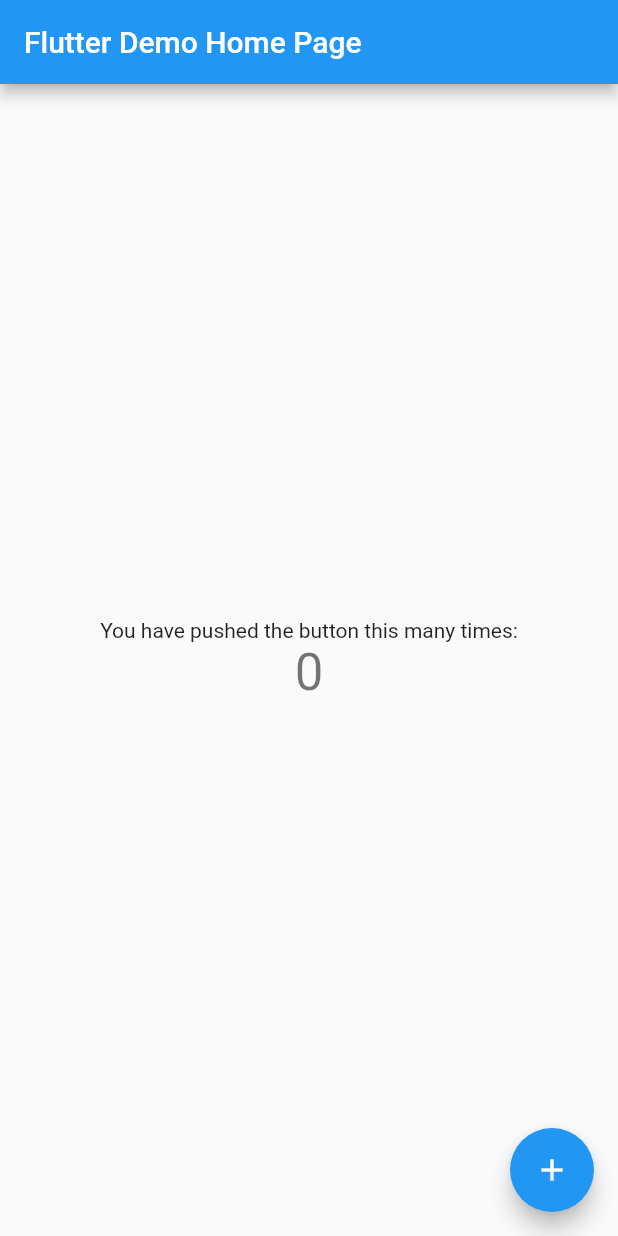
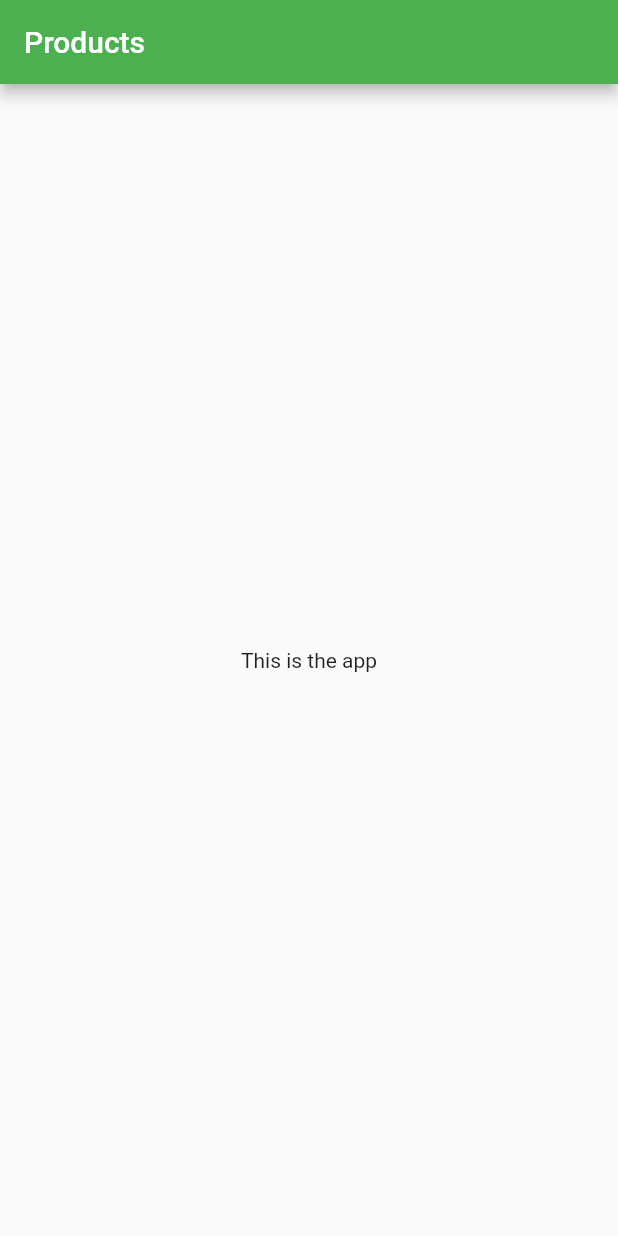
Before and after one commit to Totemi1324/fashion_shop, a Flutter app: the screen it shows after launch, on a phone screen of 412 x 824 dp. Run offline on Flutter 3.47's test engine with Material 2 defaults, Android fonts, the phone set to English and light mode, and no system bars.

Commit message:
Update to empty template

```diff
--- a/lib/main.dart
+++ b/lib/main.dart
@@ -7,109 +7,36 @@ void main() {
 class MyApp extends StatelessWidget {
   const MyApp({super.key});
 
-  // This widget is the root of your application.
   @override
   Widget build(BuildContext context) {
     return MaterialApp(
-      title: 'Flutter Demo',
+      title: 'Shoopifye',
       theme: ThemeData(
-        // This is the theme of your application.
-        //
-        // Try running your application with "flutter run". You'll see the
-        // application has a blue toolbar. Then, without quitting the app, try
-        // changing the primarySwatch below to Colors.green and then invoke
-        // "hot reload" (press "r" in the console where you ran "flutter run",
-        // or simply save your changes to "hot reload" in a Flutter IDE).
-        // Notice that the counter didn't reset back to zero; the application
-        // is not restarted.
-        primarySwatch: Colors.blue,
+        primarySwatch: Colors.green,
       ),
-      home: const MyHomePage(title: 'Flutter Demo Home Page'),
+      home: const MyHomePage(),
     );
   }
 }
 
 class MyHomePage extends StatefulWidget {
-  const MyHomePage({super.key, required this.title});
-
-  // This widget is the home page of your application. It is stateful, meaning
-  // that it has a State object (defined below) that contains fields that affect
-  // how it looks.
-
-  // This class is the configuration for the state. It holds the values (in this
-  // case the title) provided by the parent (in this case the App widget) and
-  // used by the build method of the State. Fields in a Widget subclass are
-  // always marked "final".
-
-  final String title;
+  const MyHomePage({super.key});
 
   @override
   State<MyHomePage> createState() => _MyHomePageState();
 }
 
 class _MyHomePageState extends State<MyHomePage> {
-  int _counter = 0;
-
-  void _incrementCounter() {
-    setState(() {
-      // This call to setState tells the Flutter framework that something has
-      // changed in this State, which causes it to rerun the build method below
-      // so that the display can reflect the updated values. If we changed
-      // _counter without calling setState(), then the build method would not be
-      // called again, and so nothing would appear to happen.
-      _counter++;
-    });
-  }
 
   @override
   Widget build(BuildContext context) {
-    // This method is rerun every time setState is called, for instance as done
-    // by the _incrementCounter method above.
-    //
-    // The Flutter framework has been optimized to make rerunning build methods
-    // fast, so that you can just rebuild anything that needs updating rather
-    // than having to individually change instances of widgets.
     return Scaffold(
       appBar: AppBar(
-        // Here we take the value from the MyHomePage object that was created by
-        // the App.build method, and use it to set our appbar title.
-        title: Text(widget.title),
+        title: const Text("Products"),
       ),
-      body: Center(
-        // Center is a layout widget. It takes a single child and positions it
-        // in the middle of the parent.
-        child: Column(
-          // Column is also a layout widget. It takes a list of children and
-          // arranges them vertically. By default, it sizes itself to fit its
-          // children horizontally, and tries to be as tall as its parent.
-          //
-          // Invoke "debug painting" (press "p" in the console, choose the
-          // "Toggle Debug Paint" action from the Flutter Inspector in Android
-          // Studio, or the "Toggle Debug Paint" command in Visual Studio Code)
-          // to see the wireframe for each widget.
-          //
-          // Column has various properties to control how it sizes itself and
-          // how it positions its children. Here we use mainAxisAlignment to
-          // center the children vertically; the main axis here is the vertical
-          // axis because Columns are vertical (the cross axis would be
-          // horizontal).
-          mainAxisAlignment: MainAxisAlignment.center,
-          children: <Widget>[
-            const Text(
-              'You have pushed the button this many times:',
-            ),
-            Text(
-              '$_counter',
-              style: Theme.of(context).textTheme.headline4,
-            ),
-          ],
-        ),
+      body: const Center(
+        child: Text("This is the app")
       ),
-      floatingActionButton: FloatingActionButton(
-        onPressed: _incrementCounter,
-        tooltip: 'Increment',
-        child: const Icon(Icons.add),
-      ), // This trailing comma makes auto-formatting nicer for build methods.
     );
   }
 }
```
